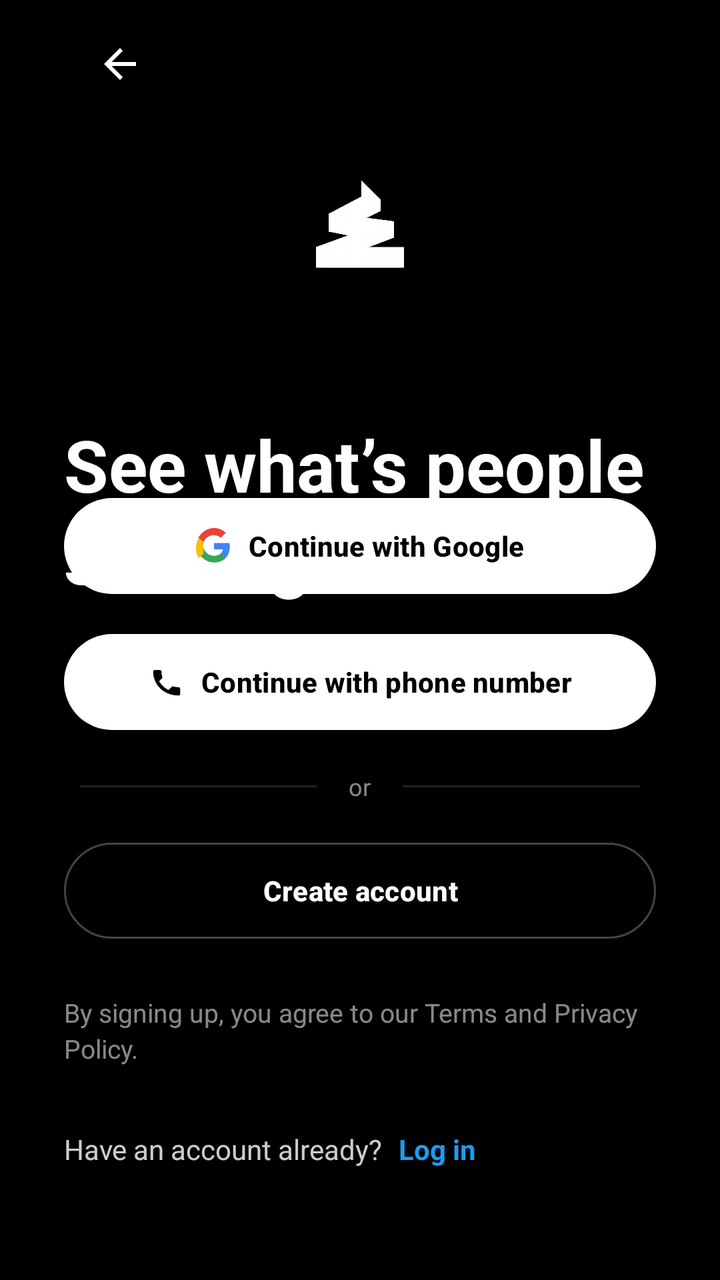
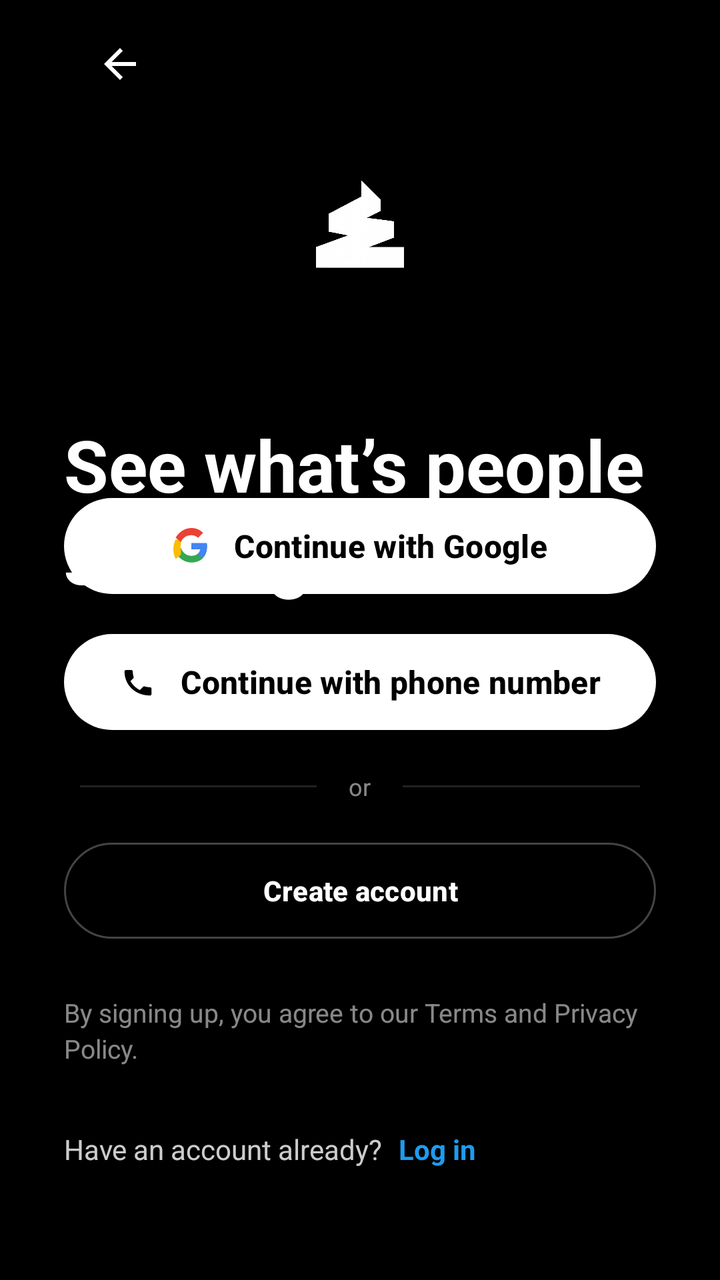

Before-and-after screenshots of an Android layout around one commit, followed by the original layout XML and the change that was made.
<!-- AndroidManifest.xml: activity theme Theme.Shitposter -->
<!-- res/layout/activity_auth_landing.xml -->
<?xml version="1.0" encoding="utf-8"?>
<androidx.constraintlayout.widget.ConstraintLayout xmlns:android="http://schemas.android.com/apk/res/android"
    xmlns:app="http://schemas.android.com/apk/res-auto"
    xmlns:tools="http://schemas.android.com/tools"
    android:layout_width="match_parent"
    android:layout_height="match_parent"
    android:background="@color/black"
    android:fitsSystemWindows="true"
    android:paddingStart="32dp"
    android:paddingEnd="32dp"
    android:paddingBottom="16dp"
    tools:context=".AuthLandingActivity">

    <com.google.android.material.appbar.MaterialToolbar
        android:id="@+id/toolbar"
        android:layout_width="0dp"
        android:layout_height="wrap_content"
        android:background="@color/black"
        android:theme="@style/ThemeOverlay.AppCompat.Dark.ActionBar"
        app:actionMenuTextAppearance="@style/MenuTextStyle"
        app:layout_constraintEnd_toEndOf="parent"
        app:layout_constraintStart_toStartOf="parent"
        app:layout_constraintTop_toTopOf="parent"
        app:navigationIcon="@drawable/ic_back"
        app:navigationIconTint="@color/white"
        app:titleTextColor="@color/white" />

    <ImageView
        android:id="@+id/logo"
        android:layout_width="48dp"
        android:layout_height="48dp"
        android:layout_marginTop="24dp"
        android:contentDescription="@null"
        android:scaleType="fitCenter"
        android:src="@drawable/shit_logo_official"
        app:layout_constraintEnd_toEndOf="parent"
        app:layout_constraintStart_toStartOf="parent"
        app:layout_constraintTop_toBottomOf="@+id/toolbar" />

    <TextView
        android:id="@+id/headline"
        android:layout_width="0dp"
        android:layout_height="wrap_content"
        android:layout_marginTop="72dp"
        android:text="@string/auth_headline"
        android:textColor="@color/white"
        android:textSize="36sp"
        android:textStyle="bold"
        android:lineSpacingExtra="4dp"
        app:layout_constraintEnd_toEndOf="parent"
        app:layout_constraintStart_toStartOf="parent"
        app:layout_constraintTop_toBottomOf="@+id/logo" />

    <com.google.android.material.button.MaterialButton
        android:id="@+id/buttonGoogle"
        style="?attr/materialButtonStyle"
        android:layout_width="0dp"
        android:layout_height="56dp"
        android:layout_marginBottom="12dp"
        android:text="Continue with Google"
        android:textAllCaps="false"
        android:textColor="@color/black"
        android:textSize="14sp"
        android:textStyle="bold"
        app:backgroundTint="@color/white"
        app:cornerRadius="28dp"
        app:icon="@drawable/ic_google"
        app:iconGravity="textStart"
        app:iconTint="@null"
        app:layout_constraintBottom_toTopOf="@+id/buttonPhone"
        app:layout_constraintEnd_toEndOf="parent"
        app:layout_constraintStart_toStartOf="parent" />

    <com.google.android.material.button.MaterialButton
        android:id="@+id/buttonPhone"
        style="?attr/materialButtonStyle"
        android:layout_width="0dp"
        android:layout_height="56dp"
        android:layout_marginBottom="16dp"
        android:text="@string/continue_with_phone"
        android:textAllCaps="false"
        android:textColor="@color/black"
        android:textSize="14sp"
        android:textStyle="bold"
        app:backgroundTint="@color/white"
        app:cornerRadius="28dp"
        app:icon="@drawable/ic_phone"
        app:iconGravity="textStart"
        app:iconTint="@color/black"
        app:layout_constraintBottom_toTopOf="@+id/orRow"
        app:layout_constraintEnd_toEndOf="parent"
        app:layout_constraintStart_toStartOf="parent" />

    <LinearLayout
        android:id="@+id/orRow"
        android:layout_width="0dp"
        android:layout_height="wrap_content"
        android:layout_marginBottom="16dp"
        android:gravity="center"
        android:orientation="horizontal"
        android:paddingStart="8dp"
        android:paddingEnd="8dp"
        app:layout_constraintBottom_toTopOf="@+id/buttonCreate"
        app:layout_constraintEnd_toEndOf="parent"
        app:layout_constraintStart_toStartOf="parent">

        <View
            android:layout_width="0dp"
            android:layout_height="1dp"
            android:layout_weight="1"
            android:background="#22FFFFFF" />

        <TextView
            android:layout_width="wrap_content"
            android:layout_height="wrap_content"
            android:paddingStart="16dp"
            android:paddingEnd="16dp"
            android:text="@string/or"
            android:textColor="#88FFFFFF"
            android:textSize="12sp" />

        <View
            android:layout_weight="1"
            android:layout_width="0dp"
            android:layout_height="1dp"
            android:background="#22FFFFFF" />
    </LinearLayout>

    <com.google.android.material.button.MaterialButton
        android:id="@+id/buttonCreate"
        style="?attr/materialButtonOutlinedStyle"
        android:layout_width="0dp"
        android:layout_height="56dp"
        android:layout_marginBottom="24dp"
        android:text="@string/create_account"
        android:textAllCaps="false"
        android:textColor="@color/white"
        android:textSize="14sp"
        android:textStyle="bold"
        app:cornerRadius="28dp"
        app:layout_constraintBottom_toTopOf="@+id/textLegal"
        app:layout_constraintEnd_toEndOf="parent"
        app:layout_constraintStart_toStartOf="parent"
        app:strokeColor="#44FFFFFF"
        app:strokeWidth="1dp" />

    <TextView
        android:id="@+id/textLegal"
        android:layout_width="0dp"
        android:layout_height="wrap_content"
        android:layout_marginBottom="32dp"
        android:text="@string/auth_legal_text"
        android:textColor="#88FFFFFF"
        android:textColorLink="@color/link_blue"
        android:textSize="13sp"
        android:lineHeight="18sp"
        app:layout_constraintBottom_toTopOf="@+id/bottomRow"
        app:layout_constraintEnd_toEndOf="parent"
        app:layout_constraintStart_toStartOf="parent" />

    <LinearLayout
        android:id="@+id/bottomRow"
        android:layout_width="0dp"
        android:layout_height="wrap_content"
        android:layout_marginBottom="40dp"
        android:orientation="horizontal"
        app:layout_constraintBottom_toBottomOf="parent"
        app:layout_constraintEnd_toEndOf="parent"
        app:layout_constraintStart_toStartOf="parent">

        <TextView
            android:layout_width="wrap_content"
            android:layout_height="wrap_content"
            android:text="@string/have_account"
            android:textColor="#CCFFFFFF"
            android:textSize="14sp" />

        <TextView
            android:id="@+id/linkLogin"
            android:layout_width="wrap_content"
            android:layout_height="wrap_content"
            android:paddingStart="8dp"
            android:paddingEnd="8dp"
            android:text="@string/log_in"
            android:textColor="@color/link_blue"
            android:textSize="14sp"
            android:textStyle="bold" />
    </LinearLayout>


</androidx.constraintlayout.widget.ConstraintLayout>
<!-- resources referenced by this layout -->
<resources>
  <color name="black">#FF000000</color>
  <color name="link_blue">#FF1D9BF0</color>
  <color name="white">#FFFFFFFF</color>
  <!-- drawable ic_back (drawable) -->
  <vector xmlns:android="http://schemas.android.com/apk/res/android"
      android:width="24dp"
      android:height="24dp"
      android:viewportWidth="24"
      android:viewportHeight="24"
      android:tint="#FFFFFF">
      <path
          android:fillColor="@android:color/white"
          android:pathData="M20,11H7.83l5.59,-5.59L12,4l-8,8 8,8 1.41,-1.41L7.83,13H20v-2z"/>
  </vector>
  <!-- drawable ic_google (drawable) -->
  <vector xmlns:android="http://schemas.android.com/apk/res/android"
      android:width="24dp"
      android:height="24dp"
      android:viewportWidth="24"
      android:viewportHeight="24">
      <path
          android:fillColor="#4285F4"
          android:pathData="M22.56,12.25c0,-0.78 -0.07,-1.53 -0.21,-2.25H12v4.26h5.92c-0.26,1.37 -1.04,2.53 -2.21,3.31v2.77h3.57C21.35,18.75 22.56,15.74 22.56,12.25z"/>
      <path
          android:fillColor="#34A853"
          android:pathData="M12,23c3.15,0 5.79,-1.05 7.72,-2.83l-3.57,-2.77c-1.08,0.72 -2.47,1.15 -4.15,1.15 -3.19,0 -5.89,-2.16 -6.86,-5.06H1.54v2.87C3.51,20.08 7.47,23 12,23z"/>
      <path
          android:fillColor="#FBBC05"
          android:pathData="M5.14,14.49c-0.25,-0.72 -0.39,-1.49 -0.39,-2.3s0.14,-1.58 0.39,-2.3V7.02H1.54C0.56,8.97 0,11.17 0,13.5s0.56,4.53 1.54,6.48l3.6,-2.87C5.14,14.49 5.14,15.72 5.14,14.49z"/>
      <path
          android:fillColor="#EA4335"
          android:pathData="M12,4.8c1.71,0 3.25,0.59 4.46,1.75l3.34,-3.34C17.78,1.19 15.15,0 12,0 7.47,0 3.51,2.92 1.54,6.48l3.6,2.87C6.11,6.5 8.81,4.8 12,4.8z"/>
  </vector>
  <!-- drawable ic_phone (drawable) -->
  <?xml version="1.0" encoding="utf-8"?>
  <vector xmlns:android="http://schemas.android.com/apk/res/android"
      android:width="20dp"
      android:height="20dp"
      android:viewportWidth="24"
      android:viewportHeight="24">
      <path
          android:fillColor="@android:color/white"
          android:pathData="M6.62,10.79c1.44,2.83 3.76,5.14 6.59,6.59l2.2,-2.2c0.27,-0.27 0.67,-0.36 1.02,-0.24 1.12,0.37 2.33,0.57 3.57,0.57 0.55,0 1,0.45 1,1V20c0,0.55 -0.45,1 -1,1C10.07,21 3,13.93 3,5c0,-0.55 0.45,-1 1,-1h3.5c0.55,0 1,0.45 1,1 0,1.25 0.2,2.45 0.57,3.57 0.11,0.35 0.03,0.74 -0.25,1.02l-2.2,2.2z" />
  </vector>
  <!-- drawable shit_logo_official: png bitmap (drawable, 92604 bytes) -->
  <string name="auth_headline">See what’s people shitting.</string>
  <string name="auth_legal_text">By signing up, you agree to our Terms and Privacy Policy.</string>
  <string name="continue_with_phone">Continue with phone number</string>
  <string name="create_account">Create account</string>
  <string name="have_account">Have an account already?</string>
  <string name="log_in">Log in</string>
  <string name="or">or</string>
  <style name="MenuTextStyle" parent="TextAppearance.AppCompat.Widget.ActionBar.Menu">
          <item name="android:textStyle">bold</item>
          <item name="android:textAllCaps">true</item>
          <item name="android:textSize">13sp</item>
          <item name="android:textColor">@color/white</item>
      </style>
  <style name="Theme.Shitposter" parent="Base.Theme.Shitposter" />
  <style name="Base.Theme.Shitposter" parent="Theme.Material3.DayNight.NoActionBar">
          
          
      </style>
</resources>

<!-- the commit's change to res/layout/activity_auth_landing.xml (unified diff, before → after) -->
@@ -60,12 +60,13 @@
         android:text="Continue with Google"
         android:textAllCaps="false"
         android:textColor="@color/black"
-        android:textSize="14sp"
+        android:textSize="16sp"
         android:textStyle="bold"
         app:backgroundTint="@color/white"
         app:cornerRadius="28dp"
         app:icon="@drawable/ic_google"
         app:iconGravity="textStart"
+        app:iconPadding="12dp"
         app:iconTint="@null"
         app:layout_constraintBottom_toTopOf="@+id/buttonPhone"
         app:layout_constraintEnd_toEndOf="parent"
@@ -80,12 +81,13 @@
         android:text="@string/continue_with_phone"
         android:textAllCaps="false"
         android:textColor="@color/black"
-        android:textSize="14sp"
+        android:textSize="16sp"
         android:textStyle="bold"
         app:backgroundTint="@color/white"
         app:cornerRadius="28dp"
         app:icon="@drawable/ic_phone"
         app:iconGravity="textStart"
+        app:iconPadding="12dp"
         app:iconTint="@color/black"
         app:layout_constraintBottom_toTopOf="@+id/orRow"
         app:layout_constraintEnd_toEndOf="parent"
<!-- resource entries referenced after the edit -->
@@ -22,16 +22,16 @@
       android:viewportHeight="24">
       <path
           android:fillColor="#4285F4"
-          android:pathData="M22.56,12.25c0,-0.78 -0.07,-1.53 -0.21,-2.25H12v4.26h5.92c-0.26,1.37 -1.04,2.53 -2.21,3.31v2.77h3.57C21.35,18.75 22.56,15.74 22.56,12.25z"/>
+          android:pathData="M22.56,12.25c0,-0.78 -0.07,-1.53 -0.21,-2.25H12v4.26h5.92c-0.26,1.37 -1.04,2.53 -2.21,3.31v2.77h3.57C21.35,18.75 22.56,15.74 22.56,12.25Z" />
       <path
           android:fillColor="#34A853"
-          android:pathData="M12,23c3.15,0 5.79,-1.05 7.72,-2.83l-3.57,-2.77c-1.08,0.72 -2.47,1.15 -4.15,1.15 -3.19,0 -5.89,-2.16 -6.86,-5.06H1.54v2.87C3.51,20.08 7.47,23 12,23z"/>
+          android:pathData="M12,23c3.15,0 5.79,-1.05 7.72,-2.83l-3.57,-2.77c-1.08,0.72 -2.47,1.15 -4.15,1.15 -3.19,0 -5.89,-2.16 -6.86,-5.06H1.54v2.87C3.51,20.08 7.47,23 12,23Z" />
       <path
           android:fillColor="#FBBC05"
-          android:pathData="M5.14,14.49c-0.25,-0.72 -0.39,-1.49 -0.39,-2.3s0.14,-1.58 0.39,-2.3V7.02H1.54C0.56,8.97 0,11.17 0,13.5s0.56,4.53 1.54,6.48l3.6,-2.87C5.14,14.49 5.14,15.72 5.14,14.49z"/>
+          android:pathData="M5.14,15.14c-0.25,-0.72 -0.39,-1.49 -0.39,-2.3s0.14,-1.58 0.39,-2.3V7.67H1.54C0.56,9.62 0,11.82 0,14.15s0.56,4.53 1.54,6.48l3.6,-2.87Z" />
       <path
           android:fillColor="#EA4335"
-          android:pathData="M12,4.8c1.71,0 3.25,0.59 4.46,1.75l3.34,-3.34C17.78,1.19 15.15,0 12,0 7.47,0 3.51,2.92 1.54,6.48l3.6,2.87C6.11,6.5 8.81,4.8 12,4.8z"/>
+          android:pathData="M12,4.8c1.71,0 3.25,0.59 4.46,1.75l3.34,-3.34C17.78,1.19 15.15,0 12,0 7.47,0 3.51,2.92 1.54,6.48l3.6,2.87C6.11,6.5 8.81,4.8 12,4.8Z" />
   </vector>
   <!-- drawable ic_phone (drawable) -->
   <?xml version="1.0" encoding="utf-8"?>
